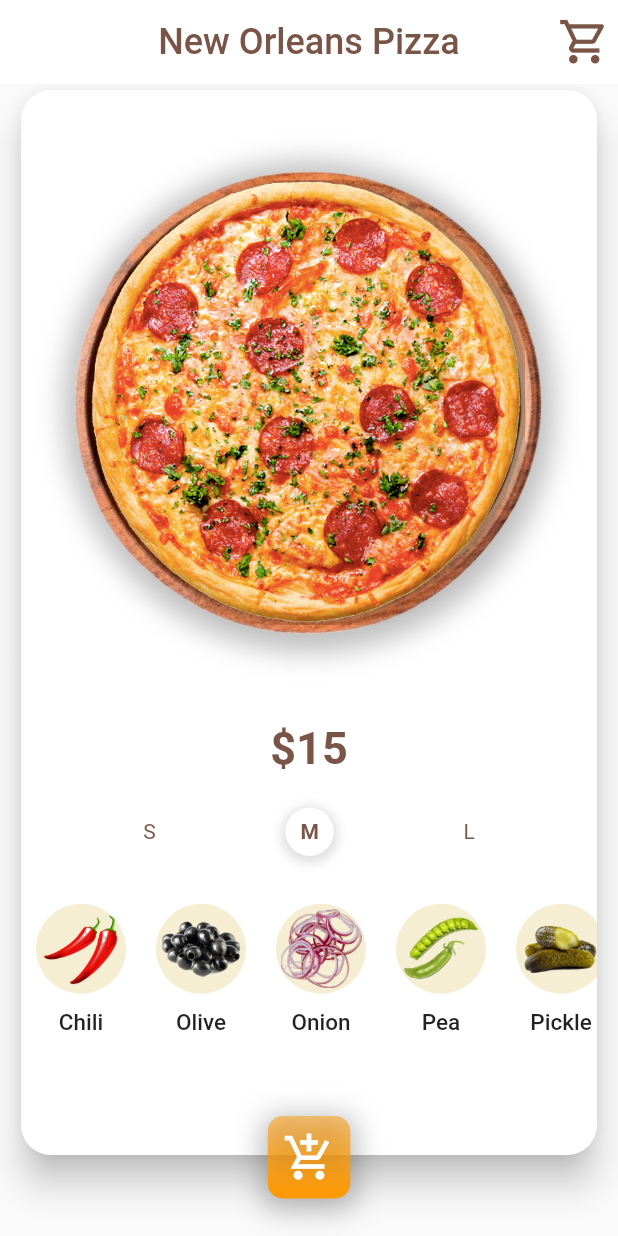
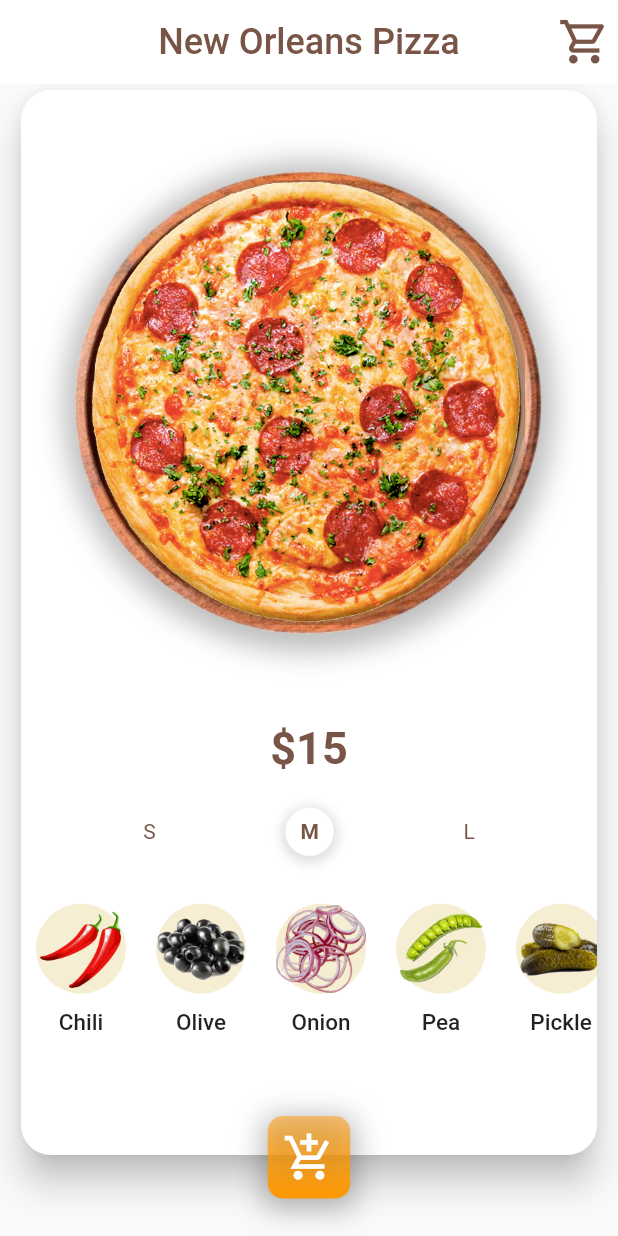
Before and after one commit to ferchodeleon/pizza_order_details_flutter, a Flutter app: the screen it shows after launch, on a phone screen of 412 x 824 dp. Run offline on Flutter 3.47's test engine with Material 2 defaults, Android fonts, the phone set to English and light mode, and no system bars.

Commit message:
add to deleted ingredient and modify disabled ingredient

```diff
--- a/lib/widgets/pizza_ingredients.dart
+++ b/lib/widgets/pizza_ingredients.dart
@@ -19,6 +19,7 @@ class PizzaIngredients extends StatelessWidget {
             return PizzaIngredientsItem(
               ingredient: ingredient,
               exits: bloc.containsIngredient(ingredient),
+              onTap: () => bloc.removeIngredient(ingredient),
             );
           },
         );
@@ -28,28 +29,33 @@ class PizzaIngredients extends StatelessWidget {
 }
 
 class PizzaIngredientsItem extends StatelessWidget {
-  const PizzaIngredientsItem({Key key, this.ingredient, this.exits})
-      : super(key: key);
+  const PizzaIngredientsItem({
+    Key key,
+    this.ingredient,
+    this.exits,
+    this.onTap,
+  }) : super(key: key);
 
   final Ingredient ingredient;
   final bool exits;
+  final VoidCallback onTap;
 
   @override
   Widget build(BuildContext context) {
-    final _buildChild = Container(
+    final _buildChild = GestureDetector(
+      onTap: exits ? onTap : null,
+      child: Container(
         height: 60.0,
         width: 60.0,
         decoration: BoxDecoration(
           color: Color(0xFFF5EED3),
           shape: BoxShape.circle,
         ),
-      child: Padding(
-        padding: const EdgeInsets.all(3.0),
         child: exits
-            ? ColorFiltered(
-                colorFilter: ColorFilter.mode(
-                  Colors.black12,
-                  BlendMode.saturation,
+            ? Container(
+                decoration: BoxDecoration(
+                  color: Colors.black12,
+                  borderRadius: BorderRadius.circular(50.0),
                 ),
                 child: Image.asset(
                   ingredient.image,
```
Lines whose indentation alone changed are shown as unchanged.
